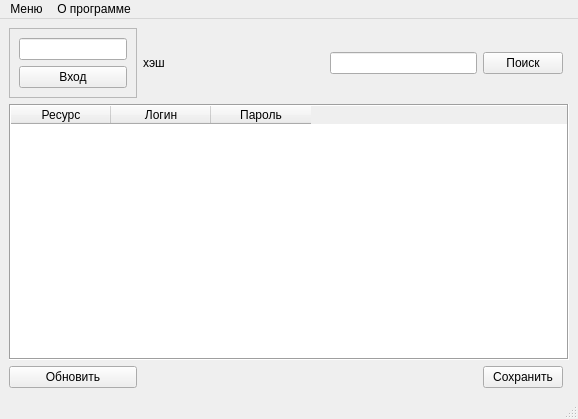
The window that PassVAL/guiPassVal.ui (erfaenda/PiuPiu) describes before a commit, drawn with Qt 5.
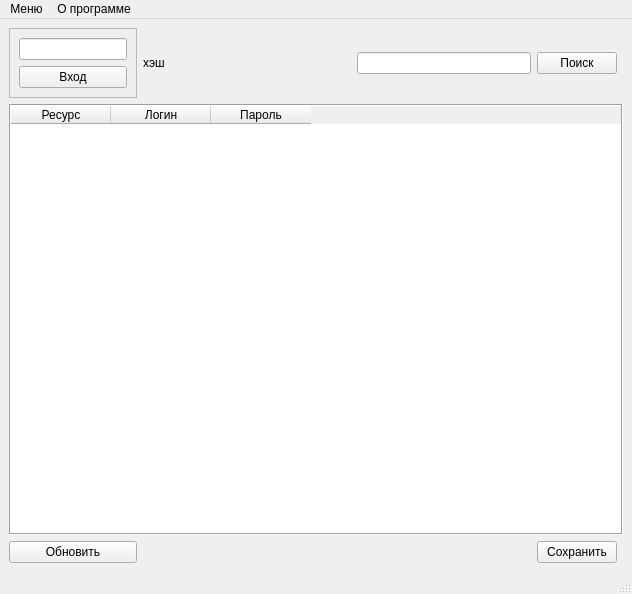
The same window after the commit.

```diff
--- a/PassVAL/guiPassVal.ui
+++ b/PassVAL/guiPassVal.ui
@@ -6,8 +6,8 @@
    <rect>
     <x>0</x>
     <y>0</y>
-    <width>578</width>
-    <height>419</height>
+    <width>632</width>
+    <height>594</height>
    </rect>
   </property>
   <property name="windowTitle">
@@ -132,7 +132,7 @@
     <rect>
      <x>0</x>
      <y>0</y>
-     <width>578</width>
+     <width>632</width>
      <height>21</height>
     </rect>
    </property>
```
Left out of the diff: 13 changed lines with no effect on the pictures.
